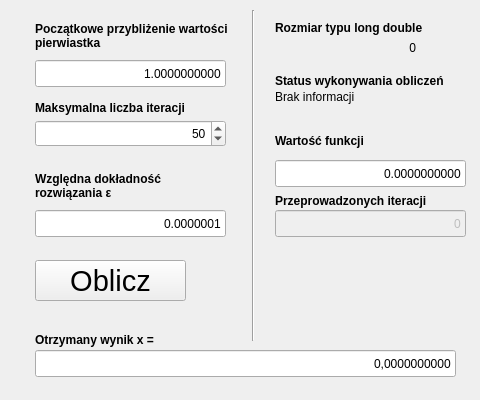
First picture: the form in mainwindow.ui, repository mescam/NewtonRoots, before the edit; both pictures show x 265 to 745 and y 0 to 400 of the 745 by 400 pixel window.
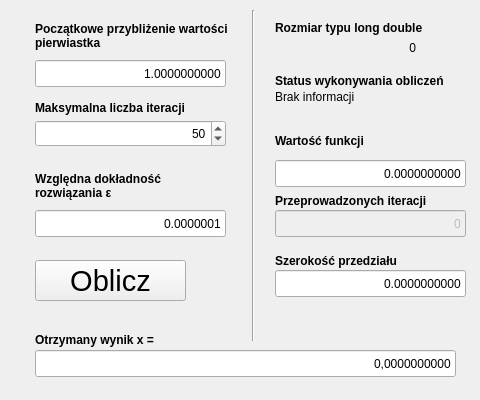
Second picture: the form after the edit.

The edit to the form file:
```diff
--- a/mainwindow.ui
+++ b/mainwindow.ui
@@ -504,6 +504,50 @@
      <enum>Qt::Vertical</enum>
     </property>
    </widget>
+   <widget class="QLabel" name="label_11">
+    <property name="geometry">
+     <rect>
+      <x>540</x>
+      <y>250</y>
+      <width>171</width>
+      <height>21</height>
+     </rect>
+    </property>
+    <property name="font">
+     <font>
+      <weight>75</weight>
+      <bold>true</bold>
+     </font>
+    </property>
+    <property name="text">
+     <string>Szerokość przedziału</string>
+    </property>
+    <property name="wordWrap">
+     <bool>true</bool>
+    </property>
+   </widget>
+   <widget class="QLineEdit" name="szerokosc">
+    <property name="enabled">
+     <bool>true</bool>
+    </property>
+    <property name="geometry">
+     <rect>
+      <x>540</x>
+      <y>270</y>
+      <width>191</width>
+      <height>27</height>
+     </rect>
+    </property>
+    <property name="text">
+     <string>0.0000000000</string>
+    </property>
+    <property name="alignment">
+     <set>Qt::AlignRight|Qt::AlignTrailing|Qt::AlignVCenter</set>
+    </property>
+    <property name="readOnly">
+     <bool>true</bool>
+    </property>
+   </widget>
   </widget>
  </widget>
  <layoutdefault spacing="6" margin="11"/>
```
